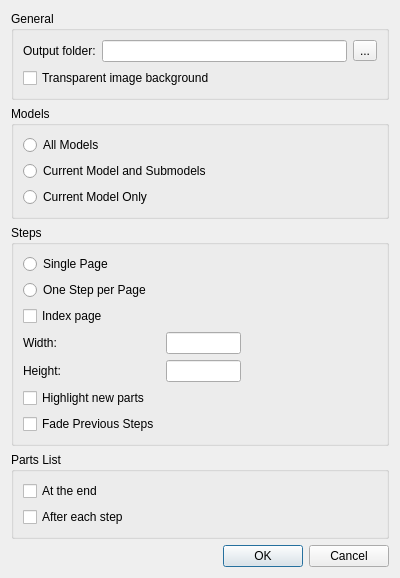
Above: lclib/qt/lc_qhtmldialog.ui from trevorsandy/lpub3d-ci before the change. Below: the same form after it.
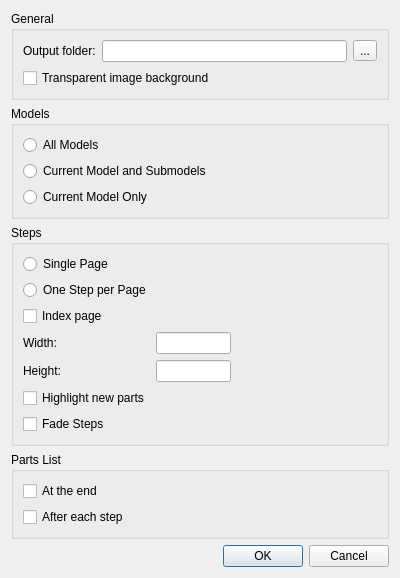
That is the form after the change.

Commit message: Fade and highlight - remove previous and current from labels #710

What changed in the file:
```diff
--- a/lclib/qt/lc_qhtmldialog.ui
+++ b/lclib/qt/lc_qhtmldialog.ui
@@ -166,7 +166,7 @@
       <item row="6" column="0">
        <widget class="QCheckBox" name="FadeSteps">
         <property name="text">
-         <string>Fade Previous Steps</string>
+         <string>Fade Steps</string>
         </property>
        </widget>
       </item>
```
The commit also changes 18 other files.
